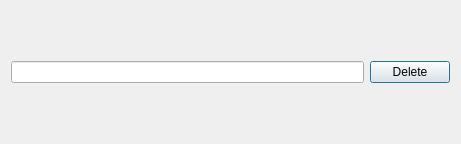
Qt form Learn_Words_App_0_0_1/deleteoneword.ui (Sautenko-Andrey/learn_words_app) before a commit.
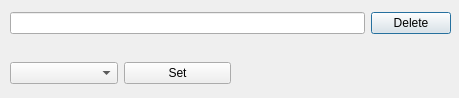
The same form after that commit.

Patch:
```diff
--- a/Learn_Words_App_0_0_1/deleteoneword.ui
+++ b/Learn_Words_App_0_0_1/deleteoneword.ui
@@ -6,17 +6,24 @@
    <rect>
     <x>0</x>
     <y>0</y>
-    <width>461</width>
-    <height>144</height>
+    <width>459</width>
+    <height>98</height>
    </rect>
   </property>
   <property name="windowTitle">
    <string>Delete word</string>
   </property>
+  <widget class="QWidget" name="">
+   <property name="geometry">
+    <rect>
+     <x>10</x>
+     <y>10</y>
+     <width>441</width>
+     <height>27</height>
+    </rect>
+   </property>
   <layout class="QHBoxLayout" name="horizontalLayout_2">
    <item>
-    <layout class="QHBoxLayout" name="horizontalLayout">
-     <item>
       <widget class="QLineEdit" name="UserlineEdit"/>
      </item>
      <item>
@@ -27,8 +34,29 @@
       </widget>
      </item>
     </layout>
-   </item>
-  </layout>
+  </widget>
+  <widget class="QWidget" name="">
+   <property name="geometry">
+    <rect>
+     <x>10</x>
+     <y>60</y>
+     <width>221</width>
+     <height>27</height>
+    </rect>
+   </property>
+   <layout class="QHBoxLayout" name="horizontalLayout">
+    <item>
+     <widget class="QComboBox" name="modecomboBox"/>
+    </item>
+    <item>
+     <widget class="QPushButton" name="setButton">
+      <property name="text">
+       <string>Set</string>
+      </property>
+     </widget>
+    </item>
+   </layout>
+  </widget>
  </widget>
  <resources/>
  <connections/>
```
Lines whose indentation alone changed are shown as unchanged.
